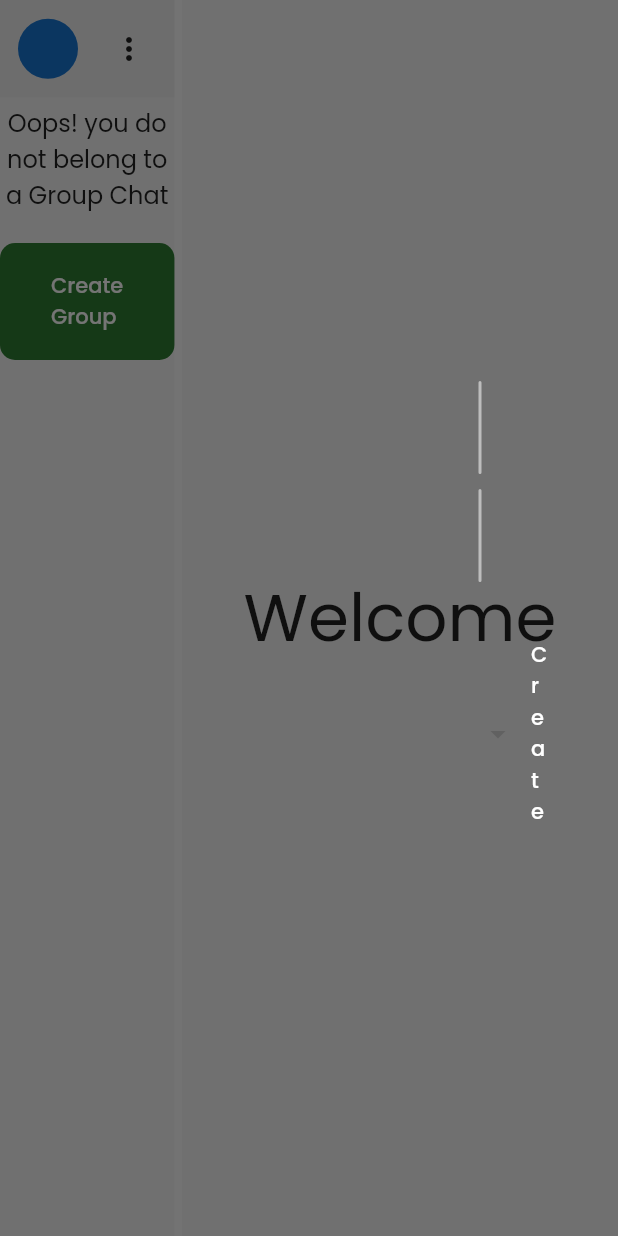
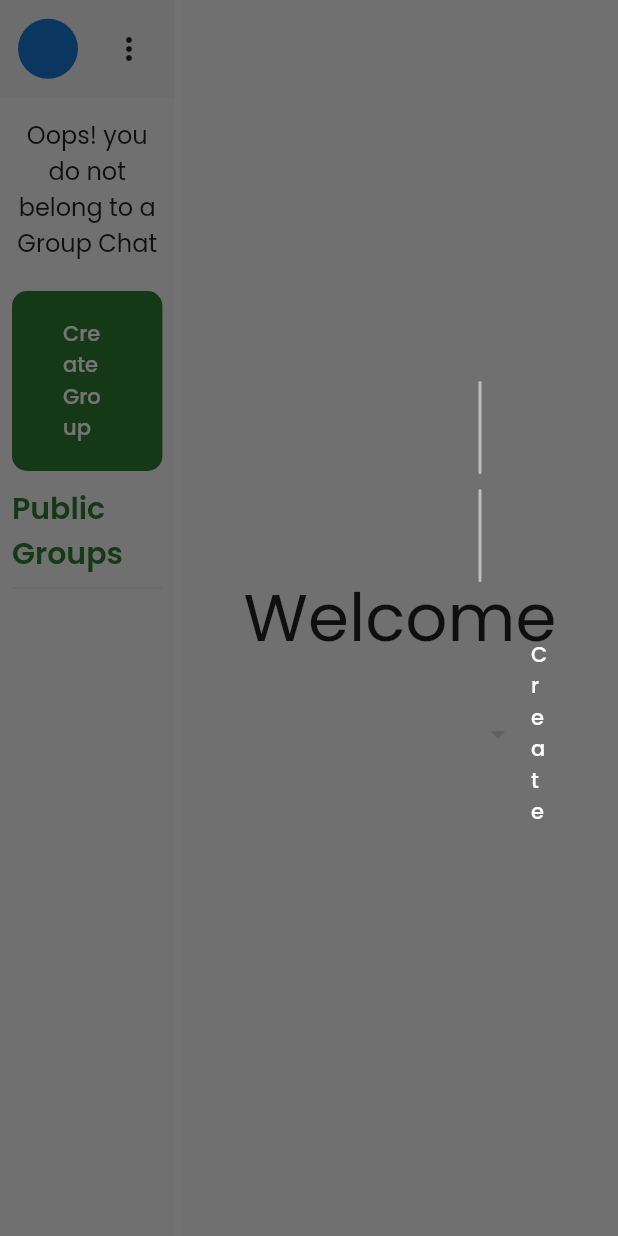
Before and after one commit to Dolappo/Web-Roomchat, a Flutter app: the HomeScreen screen opened by its route, after a tap on "Create Group", on a phone screen of 412 x 824 dp. Run offline on Flutter 3.47's test engine with Material 2 defaults, Android fonts, the phone set to English and light mode, and no system bars; our stand-ins replace cloud_firestore, firebase_auth, firebase_core, gap, google_fonts, logger and 3 more; accounts and stored records are empty.

Commit message:
I just added view public group feature

```diff
--- a/lib/core/repo/group_repo.dart
+++ b/lib/core/repo/group_repo.dart
@@ -1,20 +1,22 @@
 import 'package:cloud_firestore/cloud_firestore.dart';
 import 'package:web_groupchat/core/services/firestore_service.dart';
 
+import '../enum/chat_type.dart';
 import '../model/chat_model.dart';
 
 class GroupRepo {
   final _fstore = FirestoreService();
 
-  Future<List<GroupChatModel>?> getUserGroups(String user) async {
-    List<GroupChatModel> groupChats = [];
+  Future<List<GroupChatModel>?> getPublicGroups(String currentUser) async {
     QuerySnapshot<Map<String, dynamic>> snapshot =
-        await _fstore.groupCollection.where("members", whereIn: [user]).get();
-    groupChats = snapshot.docs.map((e) {
+        await _fstore.groupCollection.where("type", isEqualTo: "public").get();
+
+    return snapshot.docs
+        .where((element) => !(element["members"] as List).contains(currentUser))
+        .map((e) {
       GroupChatModel group = GroupChatModel.fromJson(e.data());
       return group;
     }).toList();
-    return groupChats;
   }
 
   Future<void> createGroup(GroupChatModel group, String id) async {
--- a/lib/core/services/group_service.dart
+++ b/lib/core/services/group_service.dart
@@ -7,7 +7,11 @@ import '../model/chat_model.dart';
 class GroupService {
   final _gRepo = GroupRepo();
   final _user = locator<UserService>();
-  List<GroupChatModel> _groups = [];
+  // List<GroupChatModel>? _groups;
+
+  // GroupService() {
+  //   getGroups();
+  // }
 
   String _groupName = "";
 
@@ -25,7 +29,7 @@ class GroupService {
 
   Stream<List<GroupChatModel>>? get groupStream => _gRepo.groupStream;
 
-  List<GroupChatModel> get groups => _groups;
+  // List<GroupChatModel>? get publicGroups => _groups;
 
   // GroupService(){
   //   openGroupStream();
@@ -36,8 +40,9 @@ class GroupService {
     await _gRepo.streamGroup(_user.user!.email!);
   }
 
-  void getGroups() async {
-    _groups = (await _gRepo.getUserGroups(_user.user!.email!))!;
+  Future<List<GroupChatModel>?> getGroups() async {
+    return await _gRepo.getPublicGroups(_user.user!.email!);
+    // print("Get groups ${_groups?.first.name}");
   }
 
   Future<void> createGroup(GroupChatModel group) async {
--- a/lib/ui/screen/auth/auth_view_model.dart
+++ b/lib/ui/screen/auth/auth_view_model.dart
@@ -16,7 +16,7 @@ class AuthViewModel extends BaseViewModel {
   final _nav = locator<NavigationService>();
   final String busyIdt = "Busy";
 
-  bool isVisible = false;
+  bool isVisible = true;
 
   void toggleVisibility() {
     isVisible = !isVisible;
--- a/lib/ui/screen/home_screen.dart
+++ b/lib/ui/screen/home_screen.dart
@@ -84,7 +84,14 @@ class ChatList extends ViewModelWidget<HomeViewModel> {
       ),
       Gap(5),
       Expanded(
+        child: SizedBox(
+          child: SingleChildScrollView(
+            child: Padding(
+              padding: const EdgeInsets.all(8.0),
               child: Column(
+                crossAxisAlignment: CrossAxisAlignment.stretch,
+                children: [
+                  Column(
                     children: [
                       StreamBuilder<List<GroupChatModel>>(
                           stream: viewModel.groupStream,
@@ -93,33 +100,36 @@ class ChatList extends ViewModelWidget<HomeViewModel> {
                             if (snapshot.data != null) {
                               if (snapshot.hasData) {
                                 List<GroupChatModel> data = snapshot.data!;
-                      return ListView.builder(
-                          itemCount: data.length,
-                          shrinkWrap: true,
-                          itemBuilder: (context, index) {
+                                return Column(
+                                  children: List.generate(data.length, (index) {
                                     return Padding(
-                              padding: const EdgeInsets.only(bottom: 10.0),
+                                      padding:
+                                          const EdgeInsets.only(bottom: 10.0),
                                       child: GroupCard(
-                                onTap: () =>
-                                    viewModel.onSelectGroup(data[index]),
+                                        onTap: () => viewModel
+                                            .onSelectGroup(data[index]),
                                         model: data[index],
                                       ),
                                     );
-                          });
+                                  }),
+                                );
                               } else {
                                 return Expanded(
                                   child: Center(
                                     child: Padding(
-                            padding:
-                                const EdgeInsets.symmetric(horizontal: 30.0),
+                                      padding: const EdgeInsets.symmetric(
+                                          horizontal: 30.0),
                                       child: Column(
-                              mainAxisAlignment: MainAxisAlignment.center,
-                              crossAxisAlignment: CrossAxisAlignment.stretch,
+                                        mainAxisAlignment:
+                                            MainAxisAlignment.center,
+                                        crossAxisAlignment:
+                                            CrossAxisAlignment.stretch,
                                         children: [
                                           Text(
                                             "Oops! you do not belong to a Group Chat",
                                             textAlign: TextAlign.center,
-                                  style: fontStyle.copyWith(fontSize: 16),
+                                            style: fontStyle.copyWith(
+                                                fontSize: 16),
                                           ),
                                         ],
                                       ),
@@ -141,6 +151,45 @@ class ChatList extends ViewModelWidget<HomeViewModel> {
                         onPress: viewModel.showCreateDialog,
                       ),
                     ],
+                  ),
+                  Gap(10),
+                  Text(
+                    "Public Groups",
+                    style: fontStyle.copyWith(
+                        color: Colors.green.shade800,
+                        fontSize: 20,
+                        fontWeight: FontWeight.w600),
+                  ),
+                  Divider(),
+                  Gap(5),
+                  Column(
+                    children:
+                        List.generate(viewModel.publicGroups.length, (index) {
+                      if (viewModel.publicGroups.isNotEmpty) {
+                        return GroupCard(model: viewModel.publicGroups[index]);
+                      } else {
+                        return const Center(
+                          child: CircularProgressIndicator(),
+                        );
+                      }
+                    }),
+                  )
+                  // ListView.builder(
+                  //     shrinkWrap: true,
+                  //     itemCount: viewModel.publicGroups.length,
+                  //     itemBuilder: (context, index) {
+                  //       if (viewModel.publicGroups.isNotEmpty) {
+                  //         return GroupCard(model: viewModel.publicGroups[index]);
+                  //       } else {
+                  //         return const Center(
+                  //           child: CircularProgressIndicator(),
+                  //         );
+                  //       }
+                  //     })
+                ],
+              ),
+            ),
+          ),
         ),
       )
     ]);
--- a/lib/ui/screen/home_view_model.dart
+++ b/lib/ui/screen/home_view_model.dart
@@ -28,6 +28,7 @@ class HomeViewModel extends BaseViewModel {
 
   HomeViewModel() {
     _group.openGroupStream();
+    getPublicGroups();
   }
 
   GroupChatModel get selGroup => _group.selectedGroup!;
@@ -136,7 +137,15 @@ class HomeViewModel extends BaseViewModel {
 
   String get username => _user.user?.username ?? "";
 
-  List<GroupChatModel> get groups => _group.groups;
+  List<GroupChatModel> get publicGroups => _publicGroups;
+
+  List<GroupChatModel> _publicGroups = [];
+
+  void getPublicGroups() async {
+    _publicGroups = (await _group.getGroups())!;
+    print("Public Groupssss ${_publicGroups.first.name}");
+    notifyListeners();
+  }
 
   void showCreateDialog() async {
     await _dialog.showCustomDialog(
```
Lines whose indentation alone changed are shown as unchanged.
